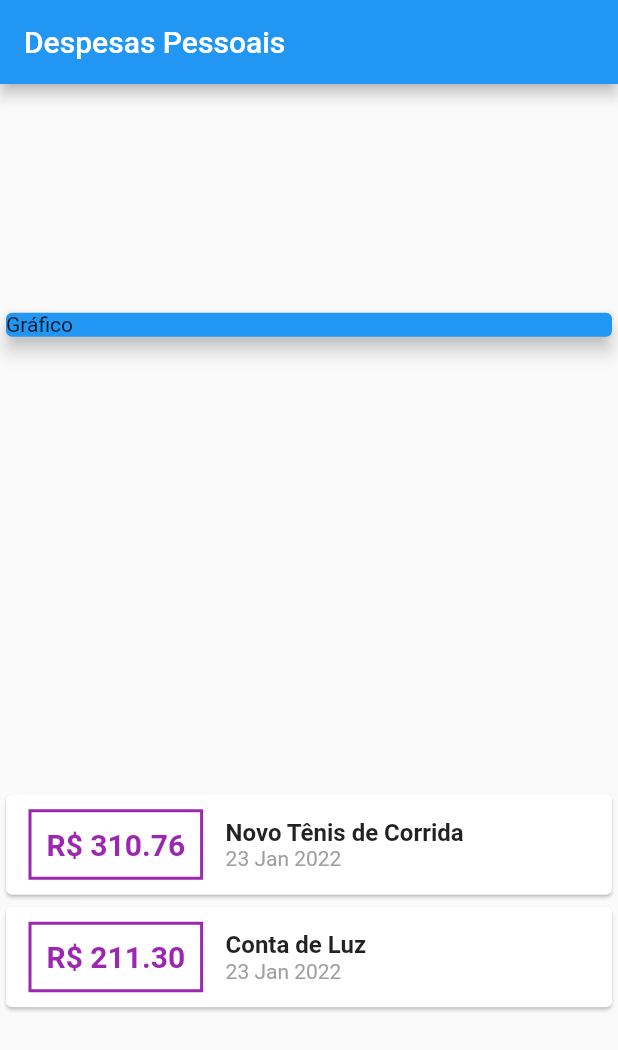
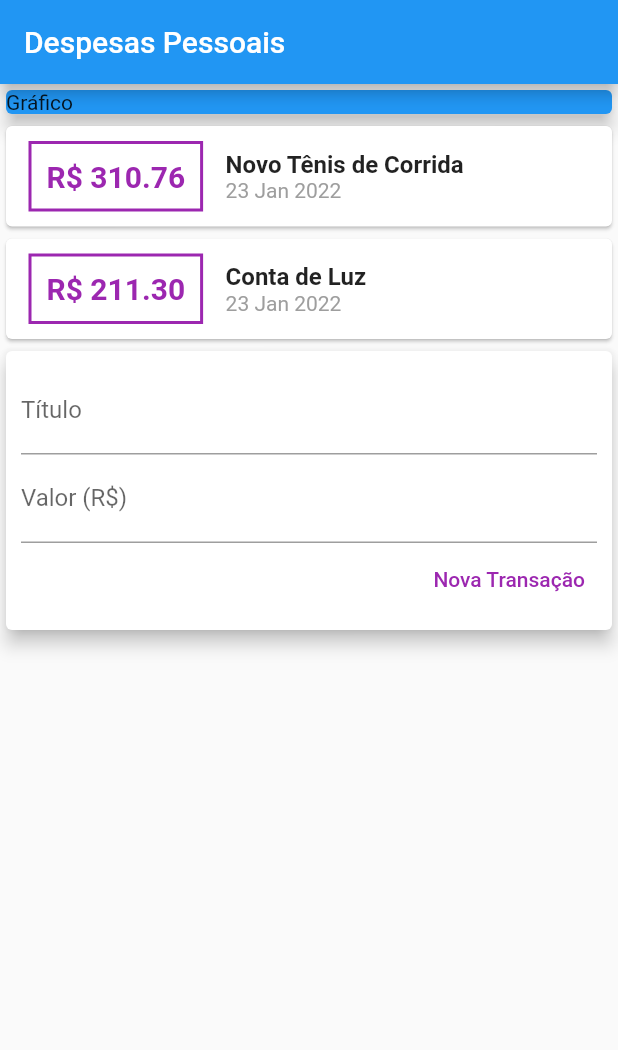
Before and after one commit to Gustavo653/Flutter, a Flutter app: the screen it shows after launch, on a phone screen of 412 x 824 dp. Shown: the top 1050 px of the screen. Run offline on Flutter 3.47's test engine with Material 2 defaults, Android fonts, the phone set to English and light mode, and no system bars.

Commit message:
Capturando Valores Digitados

```diff
--- a/Secao 3/expenses/lib/main.dart
+++ b/Secao 3/expenses/lib/main.dart
@@ -14,6 +14,9 @@ class ExpensesApp extends StatelessWidget {
 }
 
 class MyHomePage extends StatelessWidget {
+  final titleController = TextEditingController();
+  final valueController = TextEditingController();
+
   final _transactions = [
     Transaction(
         id: 't1',
@@ -35,7 +38,6 @@ class MyHomePage extends StatelessWidget {
         title: Text('Despesas Pessoais'),
       ),
       body: Column(
-        mainAxisAlignment: MainAxisAlignment.spaceAround,
         crossAxisAlignment: CrossAxisAlignment.stretch,
         children: <Widget>[
           Container(
@@ -94,6 +96,41 @@ class MyHomePage extends StatelessWidget {
                       ),
                     ))
                 .toList(),
+          ),
+          Card(
+            elevation: 5,
+            child: Padding(
+              padding: const EdgeInsets.all(10),
+              child: Column(
+                children: [
+                  TextField(
+                    controller: titleController,
+                    decoration: InputDecoration(
+                      labelText: 'Título',
+                    ),
+                  ),
+                  TextField(
+                    controller: valueController,
+                    decoration: InputDecoration(
+                      labelText: 'Valor (R\$)',
+                    ),
+                  ),
+                  Row(
+                    mainAxisAlignment: MainAxisAlignment.end,
+                    children: [
+                      TextButton(
+                        style: TextButton.styleFrom(primary: Colors.purple),
+                        onPressed: () {
+                          print(titleController.text);
+                          print(valueController.text);
+                        },
+                        child: Text('Nova Transação'),
+                      ),
+                    ],
+                  )
+                ],
+              ),
+            ),
           )
         ],
       ),
```
